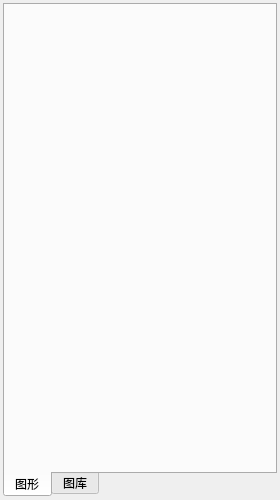
This is HmiFuncDesigner/ProjectManager/ProjectManager/ElementLibraryWidget.ui in VelsonWang/HmiFuncDesigner as Qt 5 draws it before an edit. The edited form follows.
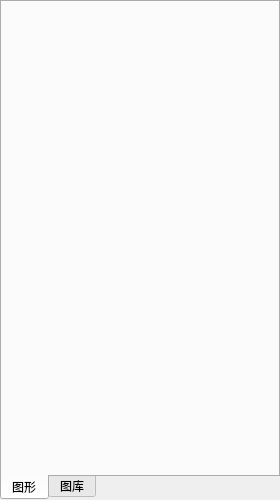
This is the edited form.

```diff
--- a/HmiFuncDesigner/ProjectManager/ProjectManager/ElementLibraryWidget.ui
+++ b/HmiFuncDesigner/ProjectManager/ProjectManager/ElementLibraryWidget.ui
@@ -26,20 +26,23 @@
    <string>图形元素</string>
   </property>
   <layout class="QVBoxLayout" name="verticalLayout">
+   <property name="spacing">
+    <number>0</number>
+   </property>
    <property name="sizeConstraint">
     <enum>QLayout::SetMaximumSize</enum>
    </property>
    <property name="leftMargin">
-    <number>3</number>
+    <number>0</number>
    </property>
    <property name="topMargin">
-    <number>3</number>
+    <number>0</number>
    </property>
    <property name="rightMargin">
-    <number>3</number>
+    <number>0</number>
    </property>
    <property name="bottomMargin">
-    <number>3</number>
+    <number>0</number>
    </property>
    <item>
     <widget class="QTabWidget" name="tabWidget">
```
